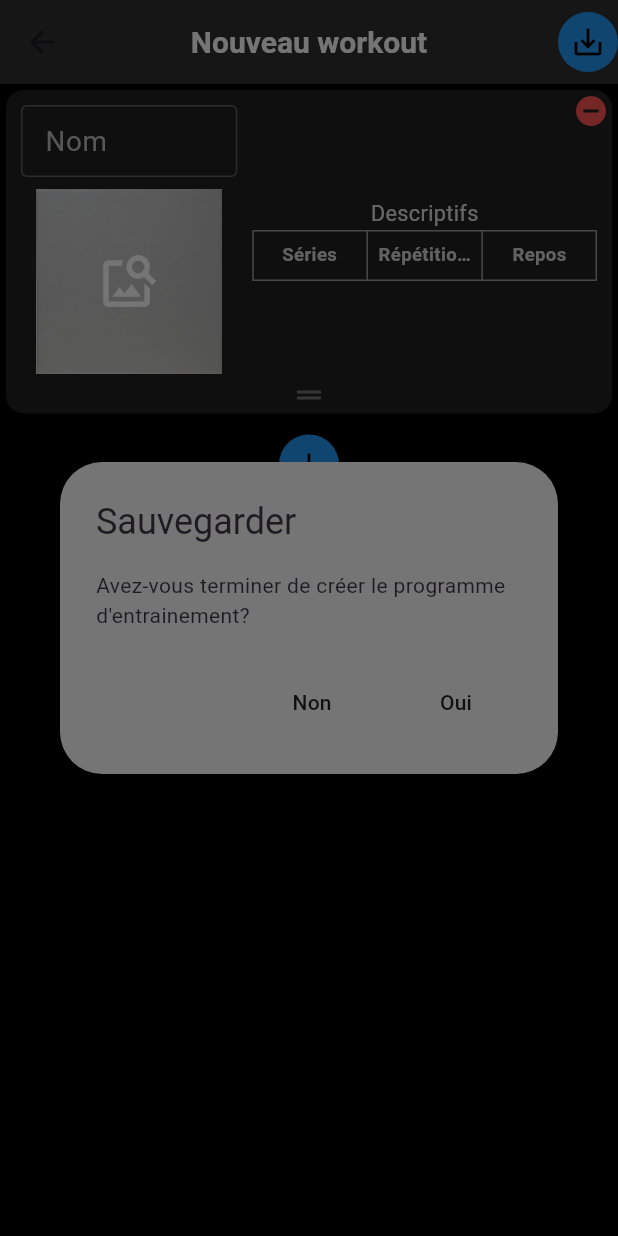
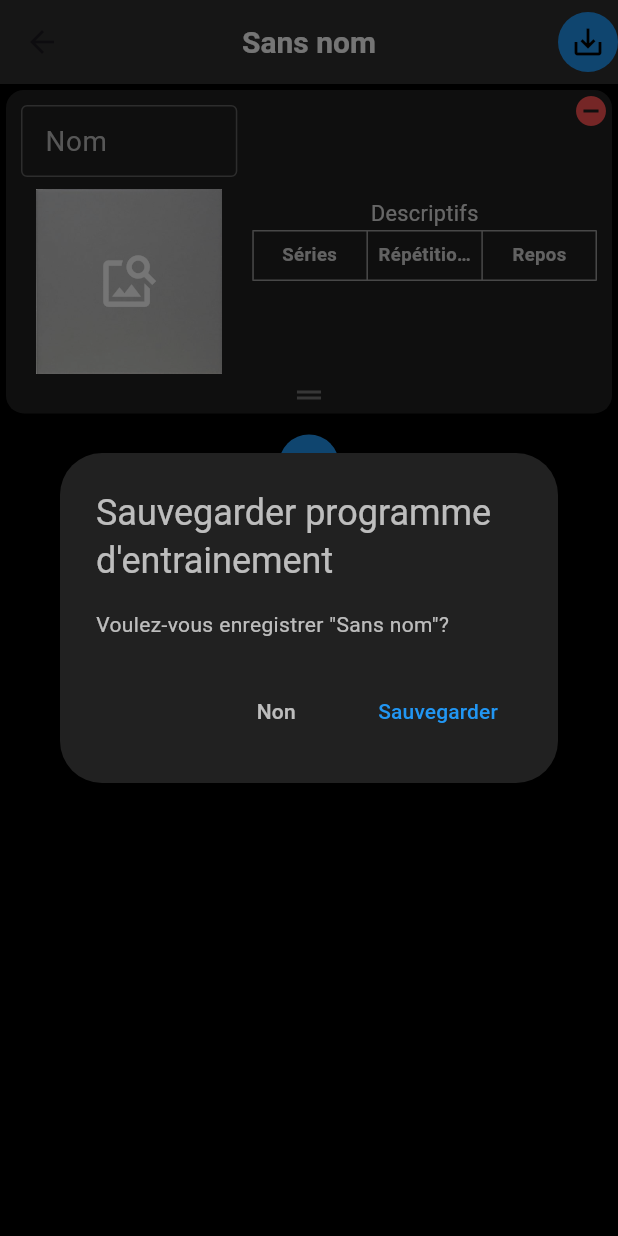
Before and after one commit to Adibou16/programmes, a Flutter app: the NewWorkoutSecond screen opened directly with empty values, after a tap on the "save alt" icon, on a phone screen of 412 x 824 dp. Run offline on Flutter 3.47's test engine with Material 3 defaults, Android fonts, the phone set to English and light mode, and no system bars; our stand-ins replace firebase_core, firebase_database, hive, hive_flutter, numberpicker; accounts and stored records are empty.

```diff
--- a/lib/new_workout/new_workout_second.dart
+++ b/lib/new_workout/new_workout_second.dart
@@ -64,13 +64,13 @@
 
   @override
   Widget build(BuildContext context) {
-    final name = widget.name;
+    final name = widget.name.isEmpty ? 'Sans nom' : widget.name;
     final description = widget.description;
 
     return Scaffold(
       backgroundColor: Colors.black,
       appBar: AppBar(
-        title: const Text('Nouveau workout'),
+        title: Text(name),
         backgroundColor: Colors.grey[850],
         centerTitle: true,
         titleTextStyle: const TextStyle(
@@ -86,13 +86,13 @@
                 showDialog(
                   context: context,
                   builder: (context) => AlertDialog(
-                    backgroundColor: Colors.grey[600],
-                    title: const Text("Sauvegarder"),
-                    content: const Text("Avez-vous terminer de créer le programme d'entrainement?"),
+                    backgroundColor: Colors.grey[900],
+                    title: const Text("Sauvegarder programme d'entrainement", style: TextStyle(color: Colors.white70)),
+                    content: Text('Voulez-vous enregistrer "$name"?', style: const TextStyle(color: Colors.white70)),
                     actions: [
                       MaterialButton(
                         onPressed: () => Navigator.pop(context),
-                        child: const Text('Non')
+                        child: const Text('Non', style: TextStyle(color: Colors.white70))
                       ),
                       MaterialButton(
                         onPressed: () {
@@ -105,6 +105,9 @@
                                 exercises: exercisesData.map((e) => e['data'] as ExerciseCard).toList(),
                               ),
                             );
+                            ScaffoldMessenger.of(context).showSnackBar(
+                              SnackBar(content: Text('Sauvegarder "$name"')),
+                            );
                           });
                           Navigator.pushAndRemoveUntil(
                             context,
@@ -112,7 +115,7 @@
                             ModalRoute.withName('/'),
                           );
                         },
-                        child: const Text('Oui')
+                        child: const Text('Sauvegarder', style: TextStyle(color: Colors.blue))
                       ),
                     ],
                   )
--- a/lib/workout/exercise/exercise_card.dart
+++ b/lib/workout/exercise/exercise_card.dart
@@ -44,10 +44,12 @@
 
           Expanded(
             child: Padding(
-              padding: const EdgeInsets.fromLTRB(0.0, 10.0, 10.0, 10.0),
+              padding: const EdgeInsets.symmetric(vertical: 10, horizontal: 0),
               child: ExerciseTable(tableData: tableData, workoutIndex: widget.workoutIndex, exerciseIndex: widget.exerciseIndex),
             ),
-          )
+          ),
+
+          const SizedBox(width: 10)
         ],
       ),
     );
```
Also changed, not shown: lib/widgets/select_workout.dart (+50 -1 lines), lib/workout/exercise/exercise_image.dart (+10 -5 lines), lib/workout/exercise/exercise_table.dart (+4 -3 lines), lib/workout/workout_widget.dart (+2 -14 lines).
